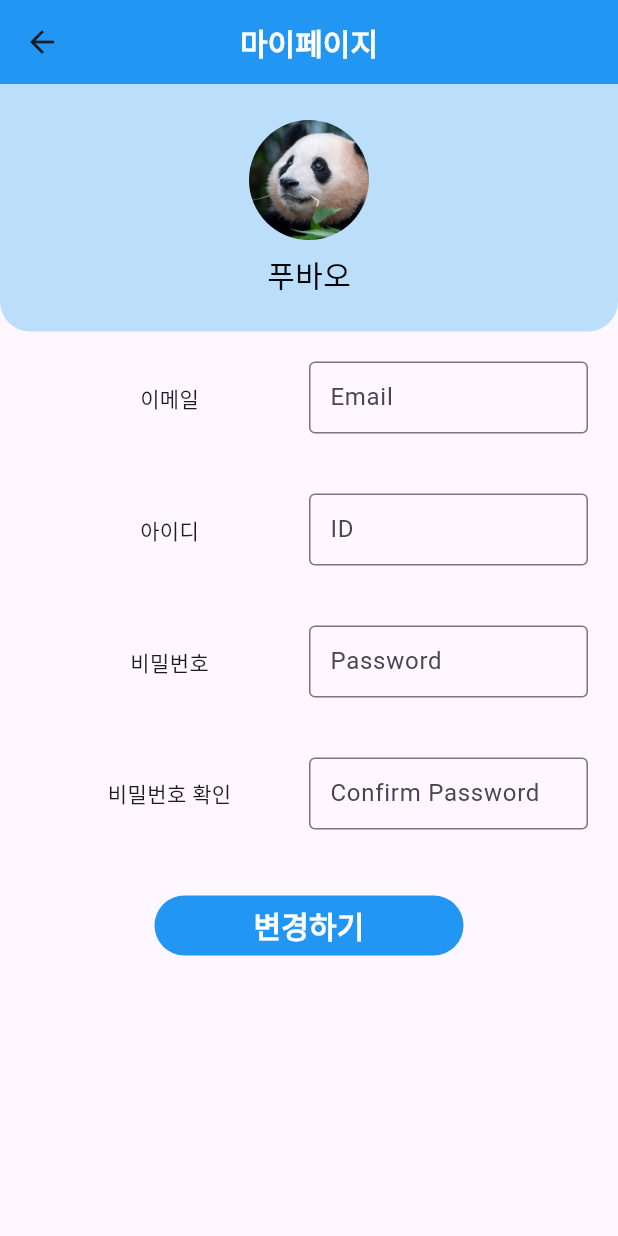
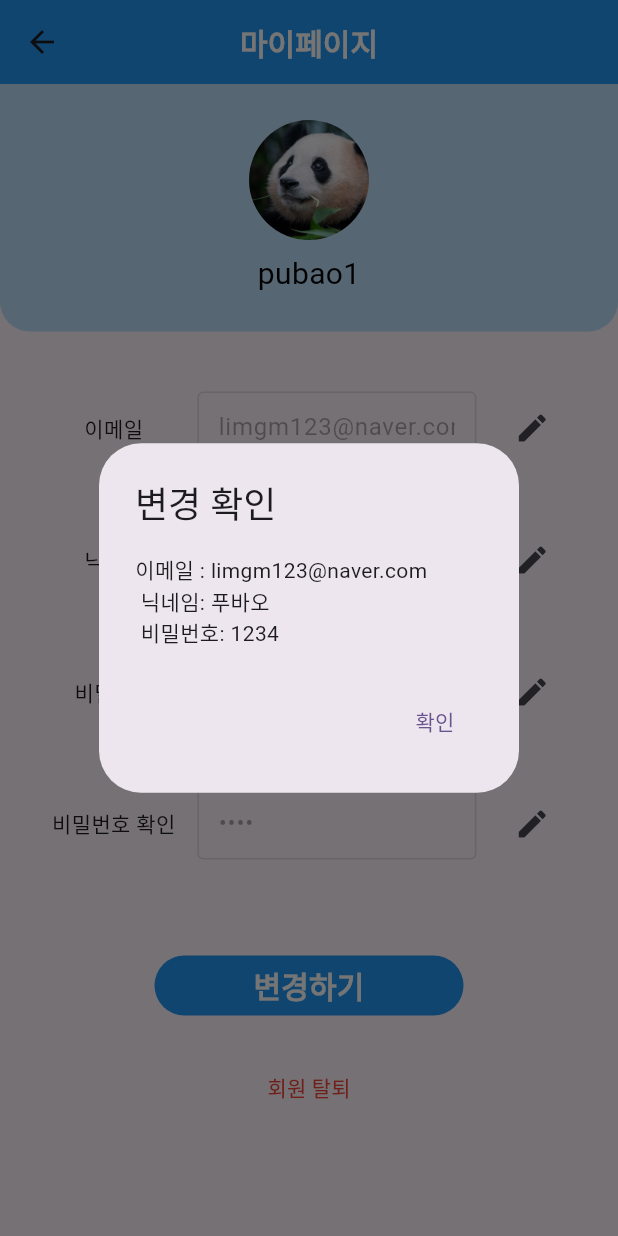
Before and after one commit to choi-jiae/BBamBBam, a Flutter app: the Mypage screen opened directly, after a tap on "변경하기", on a phone screen of 412 x 824 dp. Run offline on Flutter 3.47's test engine with Material 3 defaults, Android fonts, the phone set to English and light mode, and no system bars; our stand-ins replace get.

Commit message:
modify mypage and create contact and qna page

```diff
--- /dev/null
+++ b/bbambbam/lib/editText.dart
@@ -0,0 +1,97 @@
+import 'package:flutter/material.dart';
+
+class EditText extends StatefulWidget {
+  final String label;
+  final bool obscureText;
+  final TextInputType keyboardType;
+  final TextInputAction textInputAction;
+  final String hintText;
+  final int maxSize;
+  final String errorMessage;
+  final TextEditingController controller;
+
+  EditText({
+    Key? key,
+    required this.label,
+    required this.obscureText,
+    required this.keyboardType,
+    required this.textInputAction,
+    required this.hintText,
+    required this.maxSize,
+    required this.errorMessage,
+    required this.controller,
+  }) : super(key: key);
+
+  @override
+  State<EditText> createState() => _EditTextState();
+}
+
+class _EditTextState extends State<EditText> {
+  // late TextEditingController _controller;
+  //     TextEditingController(text: widget.value);
+  bool _isEditable = false;
+
+  // @override
+  // void initState() {
+  //   super.initState();
+  //   // _controller = TextEditingController(text: widget.value);
+  //   ; // 여기에서 컨트롤러를 초기화
+  // }
+
+  // @override
+  // void dispose() {
+  //   _controller.dispose(); // 위젯이 소멸될 때 컨트롤러를 정리
+  //   super.dispose();
+  // }
+
+  @override
+  Widget build(BuildContext context) {
+    return Container(
+        padding: EdgeInsets.all(20),
+        width: MediaQuery.of(context).size.width,
+        child: Row(children: [
+          Expanded(
+            flex: 3,
+            child: Center(child: Text(widget.label)),
+          ),
+          Expanded(
+              flex: 5,
+              child: TextFormField(
+                  controller: widget.controller,
+                  obscureText: widget.obscureText,
+                  keyboardType: widget.keyboardType,
+                  textInputAction: widget.textInputAction,
+                  enabled: _isEditable, // 사용 가능한 상태로 설정
+                  decoration: InputDecoration(
+                    hintText: widget.hintText,
+                    border: OutlineInputBorder(),
+                    contentPadding:
+                        EdgeInsets.symmetric(vertical: 10, horizontal: 10),
+                    // suffixIcon: IconButton(
+                    //   icon: Icon(Icons.edit),
+                    //   onPressed: () {
+                    //     setState(() {
+                    //       _isEditable = true;
+                    //     });
+                    //   },
+                    // ),
+                  ),
+                  validator: (value) {
+                    if (value != null && value.length < widget.maxSize) {
+                      return widget.errorMessage;
+                    }
+                    return null;
+                  })),
+          Expanded(
+              flex: 2,
+              child: IconButton(
+                icon: Icon(Icons.edit),
+                onPressed: () {
+                  setState(() {
+                    _isEditable = !_isEditable;
+                  });
+                },
+              ))
+        ]));
+  }
+}
--- a/bbambbam/lib/mypage.dart
+++ b/bbambbam/lib/mypage.dart
@@ -1,3 +1,4 @@
+import 'package:bbambbam/editText.dart';
 import 'package:flutter/material.dart';
 
 class Mypage extends StatefulWidget {
@@ -9,6 +10,14 @@ class Mypage extends StatefulWidget {
 
 class _MypageState extends State<Mypage> {
   final formKey = GlobalKey<FormState>();
+  final TextEditingController emailController =
+      TextEditingController(text: "limgm123@naver.com");
+  final TextEditingController nicknameController =
+      TextEditingController(text: "푸바오");
+  final TextEditingController passwordController =
+      TextEditingController(text: "1234");
+  final TextEditingController confirmPasswordController =
+      TextEditingController(text: "1234");
 
   @override
   Widget build(BuildContext context) {
@@ -41,7 +50,7 @@ class _MypageState extends State<Mypage> {
                     ),
                     SizedBox(height: 8),
                     Text(
-                      "푸바오",
+                      "pubao1",
                       style: TextStyle(color: Colors.black, fontSize: 20),
                     )
                   ],
@@ -57,42 +66,51 @@ class _MypageState extends State<Mypage> {
               Container(
                 child: Column(
                   children: [
-                    TextFormFieldComponent(
-                        context,
-                        "이메일",
-                        false,
-                        TextInputType.emailAddress,
-                        TextInputAction.next,
-                        "Email",
-                        8,
-                        "Email is too short"),
-                    TextFormFieldComponent(
-                        context,
-                        "아이디",
-                        false,
-                        TextInputType.text,
-                        TextInputAction.next,
-                        "ID",
-                        4,
-                        "ID is too short"),
-                    TextFormFieldComponent(
-                        context,
-                        "비밀번호",
-                        true,
-                        TextInputType.text,
-                        TextInputAction.next,
-                        "Password",
-                        8,
-                        "Password is too short"),
-                    TextFormFieldComponent(
-                        context,
-                        "비밀번호 확인",
-                        true,
-                        TextInputType.text,
-                        TextInputAction.done,
-                        "Confirm Password",
-                        8,
-                        "Password confirmation is too short"),
+                    SizedBox(height: 20),
+                    EditText(
+                        label: '이메일',
+                        obscureText: false,
+                        keyboardType: TextInputType.emailAddress,
+                        textInputAction: TextInputAction.done,
+                        hintText: 'Enter your email',
+                        maxSize: 20,
+                        errorMessage: 'Email is too short',
+                        // value: "limgm123@naver.com",
+                        controller: emailController),
+                    EditText(
+                      label: '닉네임',
+                      obscureText: false,
+                      keyboardType: TextInputType.text,
+                      textInputAction: TextInputAction.done,
+                      hintText: 'Enter your nickname',
+                      maxSize: 8,
+                      errorMessage: 'ID is too short',
+                      // value: "푸바오"
+                      controller: nicknameController,
+                    ),
+                    EditText(
+                      label: '비밀번호',
+                      obscureText: true,
+                      keyboardType: TextInputType.text,
+                      textInputAction: TextInputAction.done,
+                      hintText: 'Enter your password',
+                      maxSize: 8,
+                      errorMessage: 'Password is too short',
+                      // value: "1234"
+                      controller: passwordController,
+                    ),
+                    EditText(
+                      label: '비밀번호 확인',
+                      obscureText: true,
+                      keyboardType: TextInputType.text,
+                      textInputAction: TextInputAction.done,
+                      hintText: 'Enter your password',
+                      maxSize: 8,
+                      errorMessage: 'Password is too short',
+                      // value: "1234"
+                      controller: confirmPasswordController,
+                    ),
+                    SizedBox(height: 20),
                     Padding(
                       padding: EdgeInsets.all(16),
                       child: TextButton(
@@ -113,8 +131,57 @@ class _MypageState extends State<Mypage> {
                                 ),
                                 textAlign: TextAlign.center,
                               )),
-                          onPressed: () {}),
-                    )
+                          onPressed: () {
+                            String email = emailController.text;
+                            String nickname = nicknameController.text;
+                            String password = passwordController.text;
+                            String confirmPassword =
+                                confirmPasswordController.text;
+
+                            String userInfo =
+                                "이메일 : $email \n 닉네임: $nickname \n 비밀번호: $password";
+                            showDialog(
+                                context: context,
+                                builder: (BuildContext context) {
+                                  return AlertDialog(
+                                      title: Text("변경 확인"),
+                                      content: Text(userInfo),
+                                      actions: <Widget>[
+                                        TextButton(
+                                            child: Text("확인"),
+                                            onPressed: () {
+                                              Navigator.of(context).pop();
+                                            })
+                                      ]);
+                                });
+                          }),
+                    ),
+                    TextButton(
+                        onPressed: () {
+                          showDialog(
+                              context: context,
+                              builder: (BuildContext context) {
+                                return AlertDialog(
+                                    title: Text("탈퇴 확인"),
+                                    content: Text("정말로 탈퇴하겠습니까?"),
+                                    actions: <Widget>[
+                                      TextButton(
+                                          child: Text("확인"),
+                                          onPressed: () {
+                                            Navigator.of(context).pop();
+                                          }),
+                                      TextButton(
+                                          child: Text("취소"),
+                                          onPressed: () {
+                                            Navigator.of(context).pop();
+                                          })
+                                    ]);
+                              });
+                        },
+                        child: Text(
+                          "회원 탈퇴",
+                          style: TextStyle(color: Colors.red),
+                        )),
                   ],
                 ),
               )
@@ -122,42 +189,5 @@ class _MypageState extends State<Mypage> {
   }
 }
 
-//마이페이지 수정 기능 구현 & 수정 시에만 비활성화 & 탈퇴하기 기능 구현
-Widget TextFormFieldComponent(
-    BuildContext context,
-    String label,
-    bool obscureText,
-    TextInputType keyboardType,
-    TextInputAction textInputAction,
-    String hintText,
-    int maxSize,
-    String errorMessage) {
-  bool _isEditable = false;
-
-  return Container(
-      padding: EdgeInsets.all(20),
-      width: MediaQuery.of(context).size.width,
-      child: Row(children: [
-        Expanded(
-          flex: 3,
-          child: Center(child: Text(label)),
-        ),
-        Expanded(
-            flex: 3,
-            child: TextFormField(
-                obscureText: obscureText,
-                keyboardType: keyboardType,
-                textInputAction: textInputAction,
-                decoration: InputDecoration(
-                  hintText: hintText,
-                  border: OutlineInputBorder(), // 입력 필드에 테두리 추가
-                  contentPadding: EdgeInsets.symmetric(
-                      vertical: 10, horizontal: 10), // 입력 필드 내부 패딩 조정
-                ),
-                validator: (value) {
-                  if (value!.length < maxSize) {
-                    return errorMessage;
-                  }
-                }))
-      ]));
-}
+//데이터 유효성 검사, 이메일, 닉네임, 비밀번호 **id는 변경 불가!!
+//탈퇴하기 기능 구현
```
Also changed, not shown: bbambbam/lib/contact.dart (added, +112 -0 lines), bbambbam/lib/qna.dart (added, +49 -0 lines), bbambbam/lib/sidetap.dart (+8 -2 lines), bbambbam/lib/infoEdit.dart (deleted).
